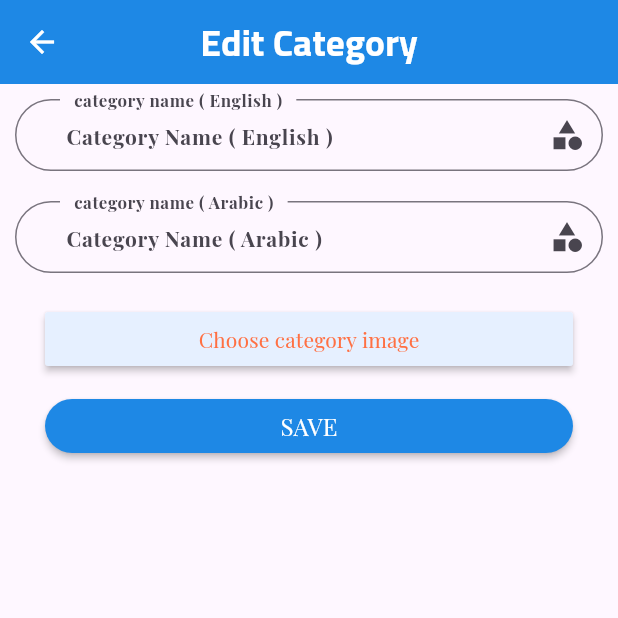
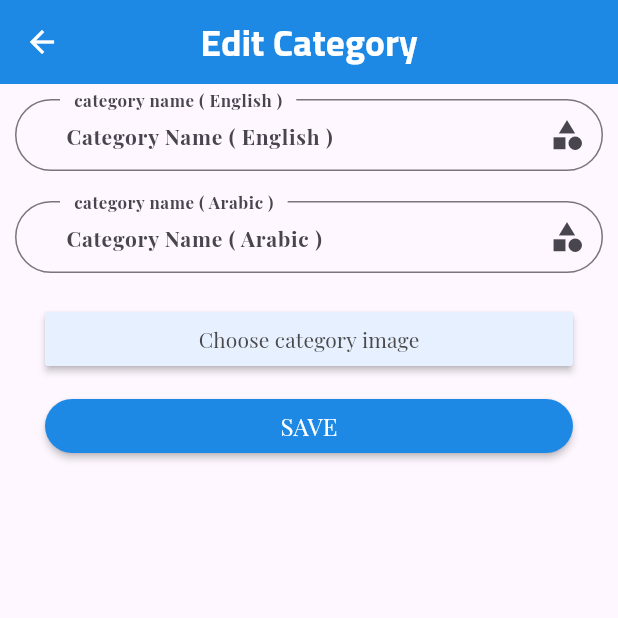
Before and after one commit to amjadmerhish590/ecommerce_admin_app, a Flutter app: the CategoriesEdit screen opened by its route, on a phone screen of 412 x 824 dp, the top half of it. Run offline on Flutter 3.47's test engine with Material 3 defaults, Android fonts, the phone set to English and light mode, and no system bars; our stand-ins replace cached_network_image, dartz, file_picker, firebase_core, firebase_messaging, flutter_otp_text_field and 11 more; missing offline and left inert: drop_down_list, flutter_ringtone_player; accounts and stored records are empty; statements that could not run were skipped; project files that could hold a hidden picture were left out.

Commit message:
Modify some interfaces

```diff
--- a/lib/view/screen/categories/edit.dart
+++ b/lib/view/screen/categories/edit.dart
@@ -38,7 +38,7 @@ class CategoriesEdit extends StatelessWidget {
 
                     child: MaterialButton(
                       color: AppColor.thirdColor,
-                      textColor: AppColor.secondColor,
+                      textColor: AppColor.fourthColor,
                       onPressed: (){
                         controller.chooseImage();
                       }, child: const Text("Choose category image"),)),
--- a/lib/view/screen/items/edit.dart
+++ b/lib/view/screen/items/edit.dart
@@ -77,7 +77,7 @@ class ItemsEdit extends StatelessWidget {
                     padding: const EdgeInsets.symmetric(horizontal: 20),
                     child: MaterialButton(
                       color: AppColor.thirdColor,
-                      textColor: AppColor.secondColor,
+                      textColor: AppColor.fourthColor,
                       onPressed: (){
                         controller.showOptionImage();
                       }, child: const Text("Choose Item image"),)),
```
Also changed, not shown: lib/core/services/services.dart (+6 -7 lines).
